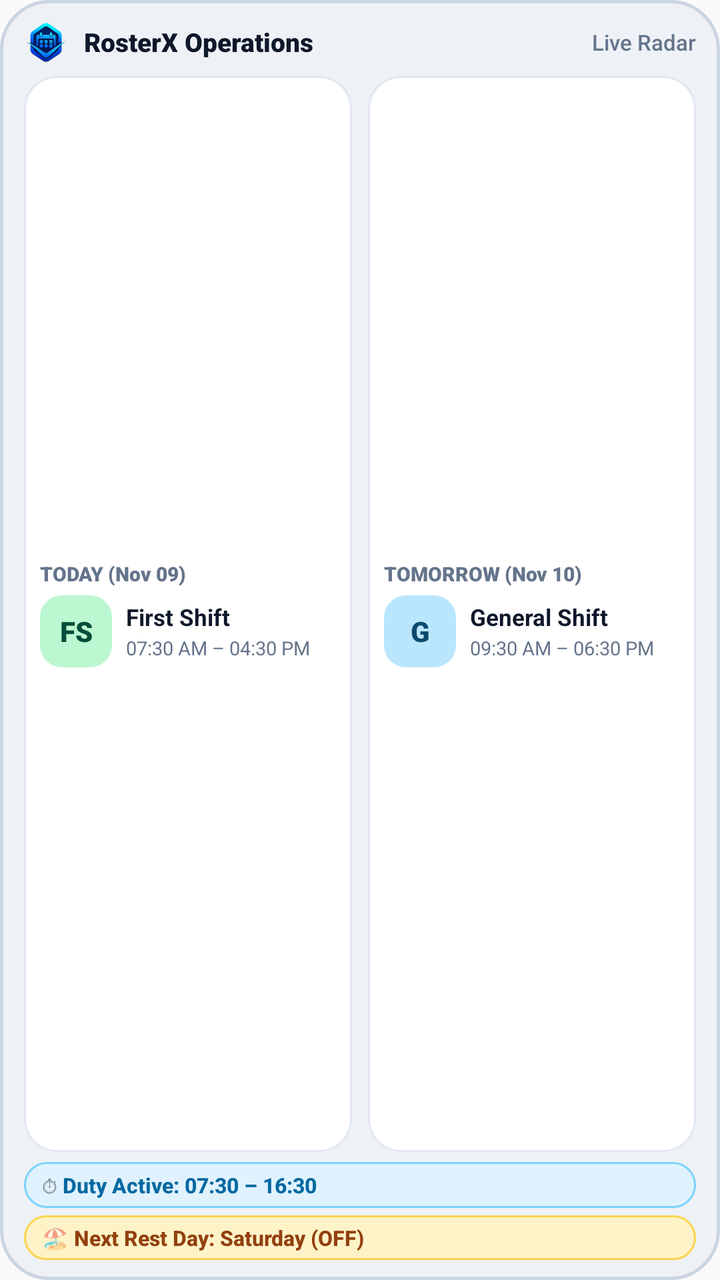
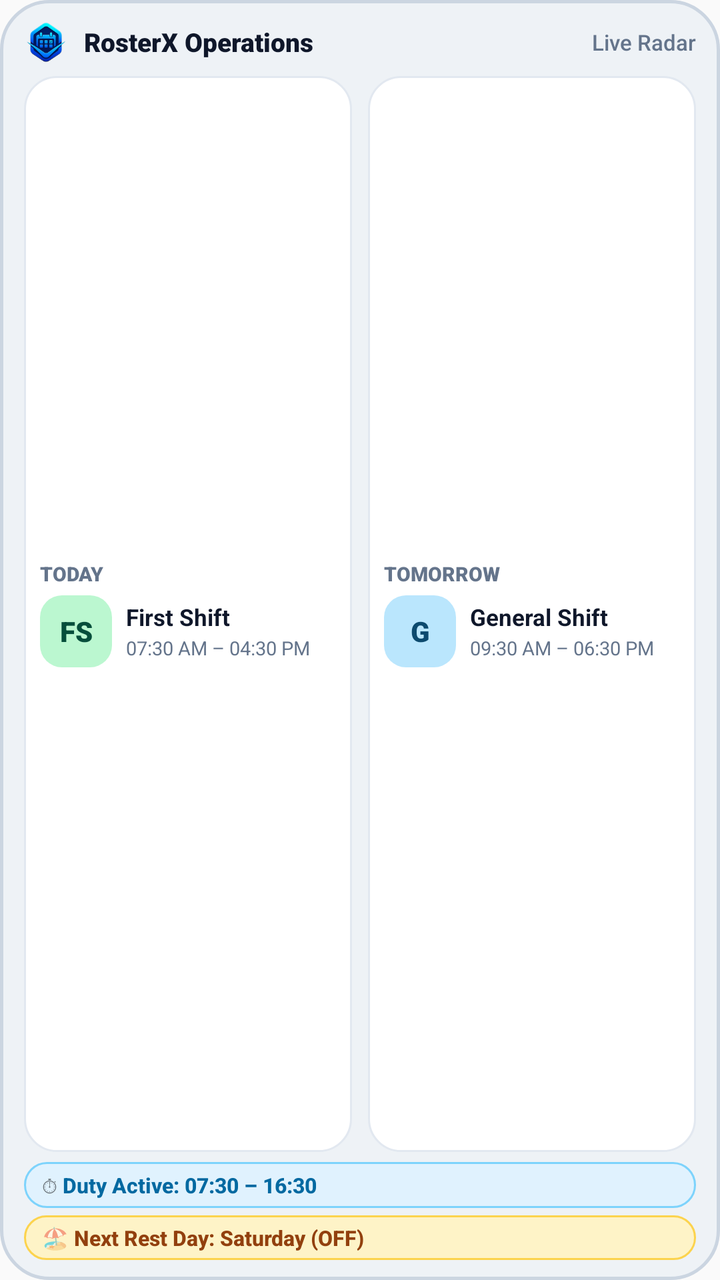

Two renders of the same Android screen: before a commit and after it. Below are the layout's source before the change and the commit's diff.
<!-- AndroidManifest.xml: application theme Theme.RosterX -->
<!-- res/layout/widget_preview_mockup.xml -->
<?xml version="1.0" encoding="utf-8"?>
<LinearLayout xmlns:android="http://schemas.android.com/apk/res/android"
    android:layout_width="match_parent"
    android:layout_height="match_parent"
    android:background="@drawable/widget_bg_neumorphic"
    android:orientation="vertical"
    android:paddingLeft="12dp"
    android:paddingTop="10dp"
    android:paddingRight="12dp"
    android:paddingBottom="10dp">

    
    <LinearLayout
        android:layout_width="match_parent"
        android:layout_height="wrap_content"
        android:gravity="center_vertical"
        android:orientation="horizontal">

        <ImageView
            android:layout_width="22dp"
            android:layout_height="22dp"
            android:contentDescription="@string/app_name"
            android:scaleType="fitCenter"
            android:src="@drawable/ic_rosterx_widget_logo" />

        <TextView
            android:layout_width="0dp"
            android:layout_height="wrap_content"
            android:layout_marginStart="8dp"
            android:layout_weight="1"
            android:fontFamily="sans-serif-black"
            android:text="RosterX Operations"
            android:textColor="@color/widget_text_main"
            android:textSize="13sp"
            android:textStyle="bold" />

        <TextView
            android:layout_width="wrap_content"
            android:layout_height="wrap_content"
            android:fontFamily="sans-serif-medium"
            android:text="Live Radar"
            android:textColor="@color/widget_text_muted"
            android:textSize="11sp" />
    </LinearLayout>

    
    <LinearLayout
        android:layout_width="match_parent"
        android:layout_height="0dp"
        android:layout_marginTop="6dp"
        android:layout_weight="1"
        android:baselineAligned="false"
        android:orientation="horizontal">

        
        <LinearLayout
            android:layout_width="0dp"
            android:layout_height="match_parent"
            android:layout_marginEnd="4dp"
            android:layout_weight="1"
            android:background="@drawable/widget_inner_card"
            android:gravity="center_vertical"
            android:orientation="vertical"
            android:paddingLeft="8dp"
            android:paddingTop="6dp"
            android:paddingRight="8dp"
            android:paddingBottom="6dp">

            <TextView
                android:layout_width="match_parent"
                android:layout_height="wrap_content"
                android:fontFamily="sans-serif-black"
                android:maxLines="1"
                android:singleLine="true"
                android:text="TODAY (Nov 09)"
                android:textColor="@color/widget_text_muted"
                android:textSize="10sp"
                android:textStyle="bold" />

            <LinearLayout
                android:layout_width="match_parent"
                android:layout_height="wrap_content"
                android:layout_marginTop="4dp"
                android:gravity="center_vertical"
                android:orientation="horizontal">

                <FrameLayout
                    android:layout_width="36dp"
                    android:layout_height="36dp">

                    <ImageView
                        android:layout_width="match_parent"
                        android:layout_height="match_parent"
                        android:scaleType="fitXY"
                        android:src="@drawable/widget_badge_preview_fs" />

                    <TextView
                        android:layout_width="match_parent"
                        android:layout_height="match_parent"
                        android:fontFamily="sans-serif-black"
                        android:gravity="center"
                        android:text="FS"
                        android:textColor="#064E3B"
                        android:textSize="14sp"
                        android:textStyle="bold" />
                </FrameLayout>

                <LinearLayout
                    android:layout_width="0dp"
                    android:layout_height="wrap_content"
                    android:layout_marginStart="7dp"
                    android:layout_weight="1"
                    android:orientation="vertical">

                    <TextView
                        android:layout_width="match_parent"
                        android:layout_height="wrap_content"
                        android:ellipsize="end"
                        android:fontFamily="sans-serif-bold"
                        android:maxLines="1"
                        android:singleLine="true"
                        android:text="First Shift"
                        android:textColor="@color/widget_text_main"
                        android:textSize="11.5sp"
                        android:textStyle="bold" />

                    <TextView
                        android:layout_width="match_parent"
                        android:layout_height="wrap_content"
                        android:layout_marginTop="1dp"
                        android:ellipsize="end"
                        android:fontFamily="sans-serif"
                        android:maxLines="1"
                        android:singleLine="true"
                        android:text="07:30 AM – 04:30 PM"
                        android:textColor="@color/widget_text_muted"
                        android:textSize="9.5sp" />
                </LinearLayout>
            </LinearLayout>
        </LinearLayout>

        
        <LinearLayout
            android:layout_width="0dp"
            android:layout_height="match_parent"
            android:layout_marginStart="4dp"
            android:layout_weight="1"
            android:background="@drawable/widget_inner_card"
            android:gravity="center_vertical"
            android:orientation="vertical"
            android:paddingLeft="8dp"
            android:paddingTop="6dp"
            android:paddingRight="8dp"
            android:paddingBottom="6dp">

            <TextView
                android:layout_width="match_parent"
                android:layout_height="wrap_content"
                android:fontFamily="sans-serif-black"
                android:maxLines="1"
                android:singleLine="true"
                android:text="TOMORROW (Nov 10)"
                android:textColor="@color/widget_text_muted"
                android:textSize="10sp"
                android:textStyle="bold" />

            <LinearLayout
                android:layout_width="match_parent"
                android:layout_height="wrap_content"
                android:layout_marginTop="4dp"
                android:gravity="center_vertical"
                android:orientation="horizontal">

                <FrameLayout
                    android:layout_width="36dp"
                    android:layout_height="36dp">

                    <ImageView
                        android:layout_width="match_parent"
                        android:layout_height="match_parent"
                        android:scaleType="fitXY"
                        android:src="@drawable/widget_badge_preview_g" />

                    <TextView
                        android:layout_width="match_parent"
                        android:layout_height="match_parent"
                        android:fontFamily="sans-serif-black"
                        android:gravity="center"
                        android:text="G"
                        android:textColor="#0C4A6E"
                        android:textSize="14sp"
                        android:textStyle="bold" />
                </FrameLayout>

                <LinearLayout
                    android:layout_width="0dp"
                    android:layout_height="wrap_content"
                    android:layout_marginStart="7dp"
                    android:layout_weight="1"
                    android:orientation="vertical">

                    <TextView
                        android:layout_width="match_parent"
                        android:layout_height="wrap_content"
                        android:ellipsize="end"
                        android:fontFamily="sans-serif-bold"
                        android:maxLines="1"
                        android:singleLine="true"
                        android:text="General Shift"
                        android:textColor="@color/widget_text_main"
                        android:textSize="11.5sp"
                        android:textStyle="bold" />

                    <TextView
                        android:layout_width="match_parent"
                        android:layout_height="wrap_content"
                        android:layout_marginTop="1dp"
                        android:ellipsize="end"
                        android:fontFamily="sans-serif"
                        android:maxLines="1"
                        android:singleLine="true"
                        android:text="09:30 AM – 06:30 PM"
                        android:textColor="@color/widget_text_muted"
                        android:textSize="9.5sp" />
                </LinearLayout>
            </LinearLayout>
        </LinearLayout>
    </LinearLayout>

    
    <LinearLayout
        android:layout_width="match_parent"
        android:layout_height="wrap_content"
        android:layout_marginTop="5dp"
        android:orientation="vertical">

        
        <LinearLayout
            android:layout_width="match_parent"
            android:layout_height="wrap_content"
            android:background="@drawable/widget_pill_timer"
            android:gravity="center_vertical"
            android:orientation="horizontal"
            android:paddingLeft="9dp"
            android:paddingTop="4dp"
            android:paddingRight="9dp"
            android:paddingBottom="4dp">

            <TextView
                android:layout_width="wrap_content"
                android:layout_height="wrap_content"
                android:text="⏱ "
                android:textSize="10.5sp" />

            <TextView
                android:layout_width="match_parent"
                android:layout_height="wrap_content"
                android:ellipsize="end"
                android:fontFamily="sans-serif-medium"
                android:maxLines="1"
                android:singleLine="true"
                android:text="Duty Active: 07:30 – 16:30"
                android:textColor="@color/widget_timer_text"
                android:textSize="10.5sp"
                android:textStyle="bold" />
        </LinearLayout>

        
        <LinearLayout
            android:layout_width="match_parent"
            android:layout_height="wrap_content"
            android:layout_marginTop="3.5dp"
            android:background="@drawable/widget_pill_rest"
            android:gravity="center_vertical"
            android:orientation="horizontal"
            android:paddingLeft="9dp"
            android:paddingTop="4dp"
            android:paddingRight="9dp"
            android:paddingBottom="4dp">

            <TextView
                android:layout_width="wrap_content"
                android:layout_height="wrap_content"
                android:text="🏖 "
                android:textSize="10.5sp" />

            <TextView
                android:layout_width="match_parent"
                android:layout_height="wrap_content"
                android:ellipsize="end"
                android:fontFamily="sans-serif-medium"
                android:maxLines="1"
                android:singleLine="true"
                android:text="Next Rest Day: Saturday (OFF)"
                android:textColor="@color/widget_rest_text"
                android:textSize="10.5sp"
                android:textStyle="bold" />
        </LinearLayout>
    </LinearLayout>

</LinearLayout>
<!-- resources referenced by this layout -->
<resources>
  <color name="widget_rest_text">#FF92400E</color>
  <color name="widget_text_main">#FF0F172A</color>
  <color name="widget_text_muted">#FF64748B</color>
  <color name="widget_timer_text">#FF0369A1</color>
  <!-- drawable ic_rosterx_widget_logo: png bitmap (drawable, 12461 bytes) -->
  <!-- drawable widget_badge_preview_fs (drawable) -->
  <?xml version="1.0" encoding="utf-8"?>
  <shape xmlns:android="http://schemas.android.com/apk/res/android"
      android:shape="rectangle">
      <corners android:radius="11dp" />
      <solid android:color="#BBF7D0" />
  </shape>
  <!-- drawable widget_badge_preview_g (drawable) -->
  <?xml version="1.0" encoding="utf-8"?>
  <shape xmlns:android="http://schemas.android.com/apk/res/android"
      android:shape="rectangle">
      <corners android:radius="11dp" />
      <solid android:color="#BAE6FD" />
  </shape>
  <!-- drawable widget_bg_neumorphic (drawable) -->
  <?xml version="1.0" encoding="utf-8"?>
  <shape xmlns:android="http://schemas.android.com/apk/res/android"
      android:shape="rectangle">
      <corners android:radius="24dp" />
      <solid android:color="@color/widget_surface" />
      <stroke
          android:width="1.5dp"
          android:color="@color/widget_border" />
      <padding
          android:bottom="10dp"
          android:left="12dp"
          android:right="12dp"
          android:top="10dp" />
  </shape>
  <!-- drawable widget_inner_card (drawable) -->
  <?xml version="1.0" encoding="utf-8"?>
  <shape xmlns:android="http://schemas.android.com/apk/res/android"
      android:shape="rectangle">
      <corners android:radius="16dp" />
      <solid android:color="@color/widget_inner_surface" />
      <stroke
          android:width="1dp"
          android:color="@color/widget_inner_border" />
      <padding
          android:bottom="8dp"
          android:left="10dp"
          android:right="10dp"
          android:top="8dp" />
  </shape>
  <!-- drawable widget_pill_rest (drawable) -->
  <?xml version="1.0" encoding="utf-8"?>
  <shape xmlns:android="http://schemas.android.com/apk/res/android"
      android:shape="rectangle">
      <corners android:radius="12dp" />
      <solid android:color="@color/widget_rest_bg" />
      <stroke
          android:width="1dp"
          android:color="@color/widget_rest_border" />
      <padding
          android:bottom="5dp"
          android:left="9dp"
          android:right="9dp"
          android:top="5dp" />
  </shape>
  <!-- drawable widget_pill_timer (drawable) -->
  <?xml version="1.0" encoding="utf-8"?>
  <shape xmlns:android="http://schemas.android.com/apk/res/android"
      android:shape="rectangle">
      <corners android:radius="12dp" />
      <solid android:color="@color/widget_timer_bg" />
      <stroke
          android:width="1dp"
          android:color="@color/widget_timer_border" />
      <padding
          android:bottom="5dp"
          android:left="9dp"
          android:right="9dp"
          android:top="5dp" />
  </shape>
  <string name="app_name">RosterX</string>
  <style name="Theme.RosterX" parent="android:Theme.Material.Light.NoActionBar">
          
      </style>
  <color name="widget_surface">#FFEEF2F6</color>
  <color name="widget_border">#FFCBD5E1</color>
  <color name="widget_inner_surface">#FFFFFFFF</color>
  <color name="widget_inner_border">#FFE2E8F0</color>
  <color name="widget_rest_bg">#FFFEF3C7</color>
  <color name="widget_rest_border">#FFFCD34D</color>
  <color name="widget_timer_bg">#FFE0F2FE</color>
  <color name="widget_timer_border">#FF7DD3FC</color>
</resources>

<!-- the commit's change to res/layout/widget_preview_mockup.xml (unified diff, before → after) -->
@@ -72,7 +72,7 @@
                 android:fontFamily="sans-serif-black"
                 android:maxLines="1"
                 android:singleLine="true"
-                android:text="TODAY (Nov 09)"
+                android:text="TODAY"
                 android:textColor="@color/widget_text_muted"
                 android:textSize="10sp"
                 android:textStyle="bold" />
@@ -159,7 +159,7 @@
                 android:fontFamily="sans-serif-black"
                 android:maxLines="1"
                 android:singleLine="true"
-                android:text="TOMORROW (Nov 10)"
+                android:text="TOMORROW"
                 android:textColor="@color/widget_text_muted"
                 android:textSize="10sp"
                 android:textStyle="bold" />
